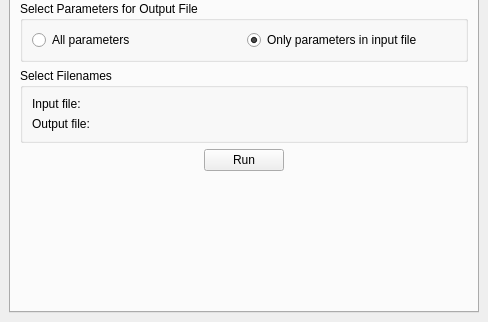
Before: the Qt Designer form kstars/tools/modcalcvlsr.ui in KDE/kstars, drawn with Qt 5; both pictures show x 0 to 488 and y 226 to 548 of the 488 by 548 pixel window.
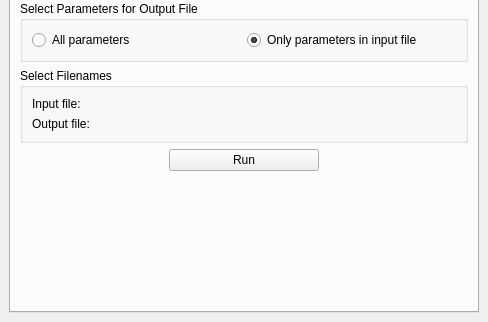
After: the same form once the commit is applied. The open tabs and pages were chosen to show the change. Custom widgets are drawn as their Qt base class.

Patch:
```diff
--- a/kstars/tools/modcalcvlsr.ui
+++ b/kstars/tools/modcalcvlsr.ui
@@ -740,6 +740,12 @@
          </item>
          <item>
           <widget class="KPushButton" name="RunButtonBatch" >
+           <property name="sizePolicy" >
+            <sizepolicy vsizetype="Preferred" hsizetype="Expanding" >
+             <horstretch>0</horstretch>
+             <verstretch>0</verstretch>
+            </sizepolicy>
+           </property>
            <property name="text" >
             <string>Run</string>
            </property>
```
